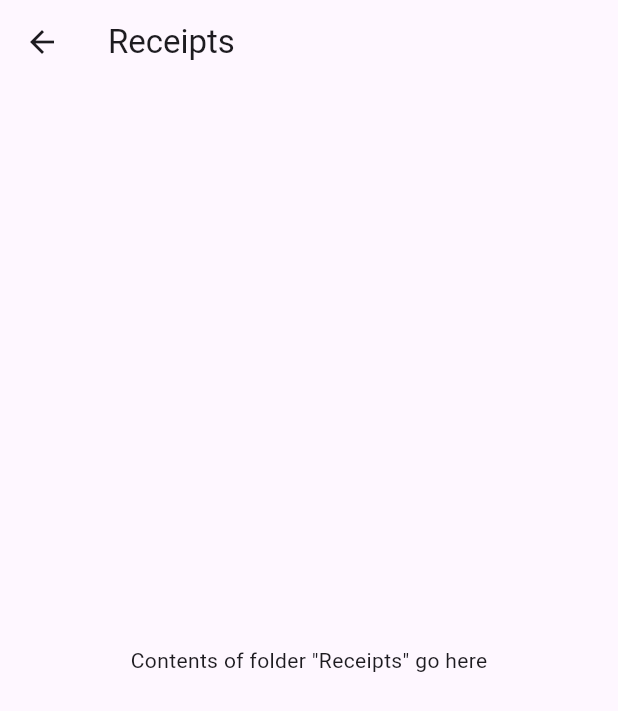
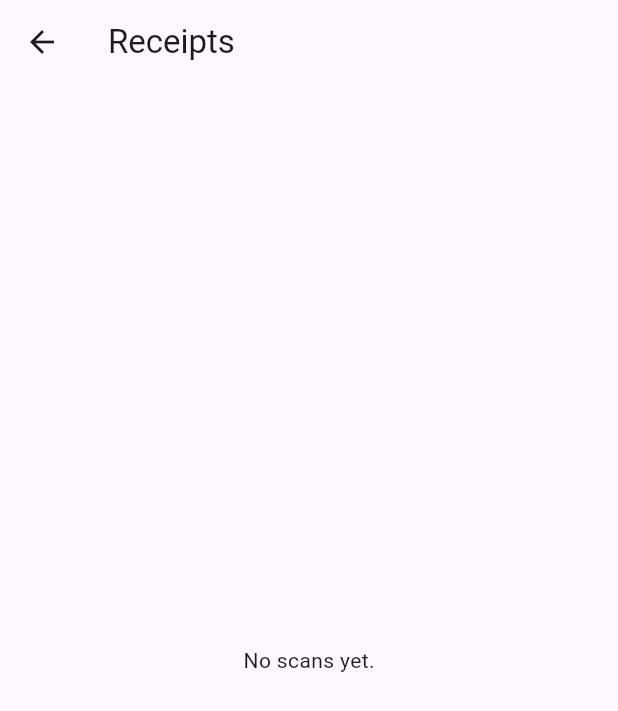
Before and after one commit to AkshaySalate/ScanIt, a Flutter app: the screen it shows after launch, after a tap on "Receipts", on a phone screen of 412 x 824 dp. Shown: the top 711 px of the screen. Run offline on Flutter 3.47's test engine with Material 3 defaults, Android fonts, the phone set to English and light mode, and no system bars; our stand-ins replace image_picker, permission_handler.

Commit message:
Saves Image clicked from the homespage camera in the default folder in the home screen

```diff
--- a/lib/models/folder.dart
+++ b/lib/models/folder.dart
@@ -1,7 +1,11 @@
-// lib/models/folder.dart
 class Folder {
   final String id;
   final String name;
+  final List<String> images;
 
-  Folder({required this.id, required this.name});
+  Folder({
+    required this.id,
+    required this.name,
+    List<String>? images,
+  }) : images = images ?? [];
 }
--- a/lib/screens/folder_detail.dart
+++ b/lib/screens/folder_detail.dart
@@ -1,4 +1,6 @@
 // lib/screens/folder_detail.dart
+import 'dart:io';
+
 import 'package:flutter/material.dart';
 import 'package:scanit/models/folder.dart';
 
@@ -13,8 +15,15 @@ class FolderDetailScreen extends StatelessWidget {
       appBar: AppBar(
         title: Text(folder.name),
       ),
-      body: Center(
-        child: Text('Contents of folder "${folder.name}" go here'),
+      body: folder.images.isEmpty
+          ? const Center(child: Text("No scans yet."))
+          : GridView.builder(
+        padding: const EdgeInsets.all(16),
+        itemCount: folder.images.length,
+        gridDelegate: const SliverGridDelegateWithFixedCrossAxisCount(
+            crossAxisCount: 2, mainAxisSpacing: 16, crossAxisSpacing: 16),
+        itemBuilder: (context, i) => Image.file(
+            File(folder.images[i]), fit: BoxFit.cover),
       ),
     );
   }
```
Also changed, not shown: lib/screens/homepage.dart (+11 -10 lines).
